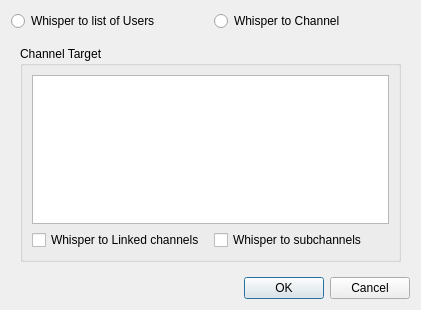
First picture: the form in src/mumble/GlobalShortcutTarget.ui, repository mumble-voip/mumble, before the edit.
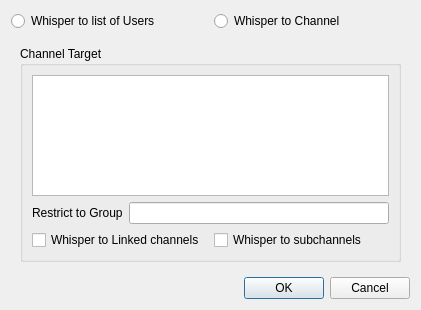
Second picture: the form after the edit.

Commit message: Forgot group name for whisper

Diff of the .ui file:
```diff
--- a/src/mumble/GlobalShortcutTarget.ui
+++ b/src/mumble/GlobalShortcutTarget.ui
@@ -33,8 +33,8 @@
          <property name="title">
           <string>Channel Target</string>
          </property>
-         <layout class="QGridLayout" name="gridLayout_3">
-          <item row="0" column="0" colspan="2">
+         <layout class="QVBoxLayout" name="verticalLayout_3">
+          <item>
            <widget class="QTreeWidget" name="qtwChannels">
             <property name="indentation">
              <number>10</number>
@@ -55,19 +55,37 @@
             </column>
            </widget>
           </item>
-          <item row="1" column="0">
+          <item>
+           <layout class="QHBoxLayout" name="horizontalLayout">
+            <item>
+             <widget class="QLabel" name="qlGroup">
+              <property name="text">
+               <string>Restrict to Group</string>
+              </property>
+             </widget>
+            </item>
+            <item>
+             <widget class="QLineEdit" name="qleGroup"/>
+            </item>
+           </layout>
+          </item>
+          <item>
+           <layout class="QHBoxLayout" name="horizontalLayout_2">
+            <item>
            <widget class="QCheckBox" name="qcbLinks">
             <property name="text">
              <string>Whisper to Linked channels</string>
             </property>
            </widget>
           </item>
-          <item row="1" column="1">
+            <item>
            <widget class="QCheckBox" name="qcbChildren">
             <property name="text">
              <string>Whisper to subchannels</string>
             </property>
            </widget>
+            </item>
+           </layout>
           </item>
          </layout>
         </widget>
```
Lines whose indentation alone changed are shown as unchanged. The commit also changes 1 other file.
